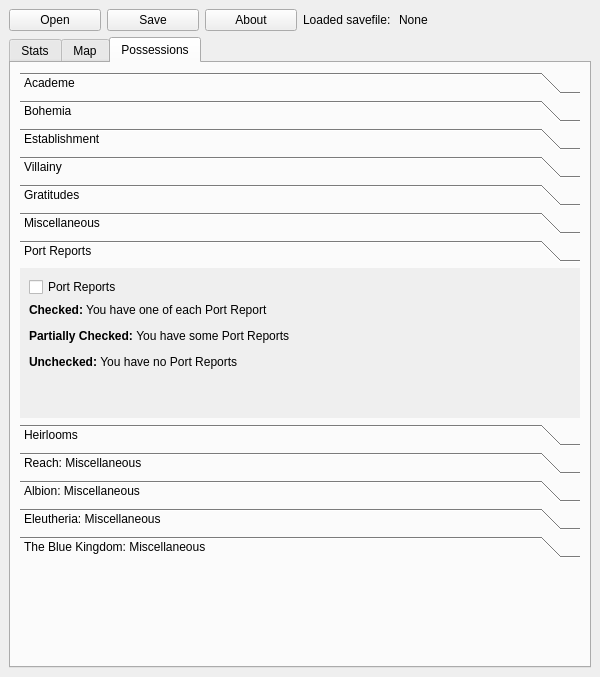
Before: the Qt Designer form Qt Designer UI/sunless_skies.ui in n0stalghia/Sunless_Skies_Save_Editor, drawn with Qt 5.
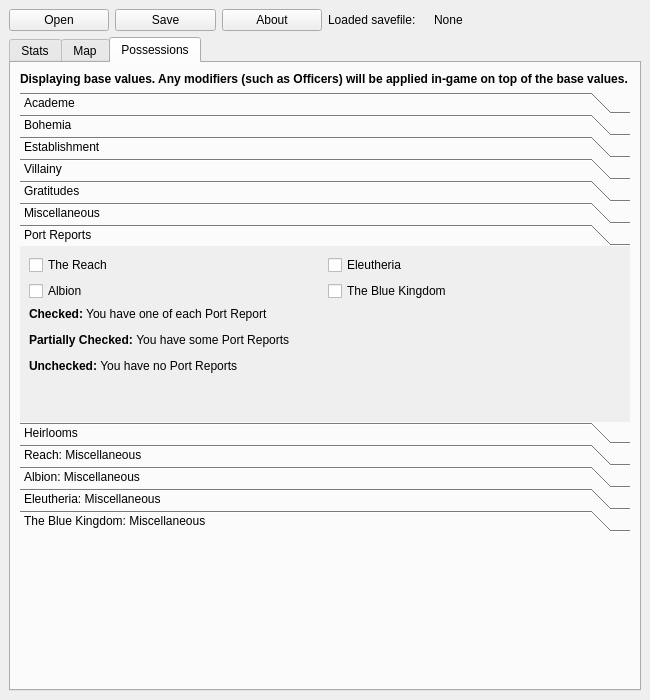
After: the same form once the commit is applied. The open tabs and pages were chosen to show the change.

Commit message: Finished implementing the Possessions Tab (Port Reports, Heirlooms) Several bugfixes for handling invalid inputs Rewritten several core functions for the Stats Tab

What changed in the file:
```diff
--- a/Qt Designer UI/sunless_skies.ui
+++ b/Qt Designer UI/sunless_skies.ui
@@ -6,13 +6,23 @@
    <rect>
     <x>0</x>
     <y>0</y>
-    <width>600</width>
-    <height>677</height>
+    <width>650</width>
+    <height>700</height>
    </rect>
   </property>
+  <property name="maximumSize">
+   <size>
+    <width>16777215</width>
+    <height>16777215</height>
+   </size>
+  </property>
   <property name="windowTitle">
    <string>Sunless Skies Save Editor</string>
   </property>
+  <property name="styleSheet">
+   <string notr="true">QLineEdit[valid=false]{color: rgb(255,0,0)}
+QLineEdit[valid=true]{color: rgb(0,0,0)}</string>
+  </property>
   <widget class="QWidget" name="centralwidget">
    <layout class="QVBoxLayout" name="verticalLayout">
     <item>
@@ -21,6 +31,9 @@
        <layout class="QHBoxLayout" name="horizontalLayout_3">
         <item>
          <widget class="QPushButton" name="pushButton_Open">
+          <property name="styleSheet">
+           <string notr="true"/>
+          </property>
           <property name="text">
            <string>Open</string>
           </property>
@@ -48,7 +61,7 @@
          <widget class="QLabel" name="label_LoadedFile">
           <property name="maximumSize">
            <size>
-            <width>90</width>
+            <width>100</width>
             <height>16777215</height>
            </size>
           </property>
@@ -783,6 +796,16 @@
        </attribute>
        <layout class="QGridLayout" name="gridLayout_4">
         <item row="0" column="0">
+         <widget class="QLabel" name="label_87">
+          <property name="text">
+           <string>&lt;html&gt;&lt;head/&gt;&lt;body&gt;&lt;p&gt;&lt;span style=&quot; font-weight:600;&quot;&gt;Displaying base values. Any modifiers (such as Officers) will be applied in-game on top of the base values.&lt;/span&gt;&lt;/p&gt;&lt;/body&gt;&lt;/html&gt;</string>
+          </property>
+          <property name="wordWrap">
+           <bool>true</bool>
+          </property>
+         </widget>
+        </item>
+        <item row="1" column="0">
          <widget class="QToolBox" name="toolBox">
           <property name="styleSheet">
            <string notr="true">QToolBox,
@@ -800,6 +823,9 @@
           <property name="currentIndex">
            <number>0</number>
           </property>
+          <property name="tabSpacing">
+           <number>0</number>
+          </property>
           <widget class="QWidget" name="page">
            <property name="geometry">
             <rect>
@@ -1293,8 +1319,8 @@
             <rect>
              <x>0</x>
              <y>0</y>
-             <width>558</width>
-             <height>150</height>
+             <width>318</width>
+             <height>155</height>
             </rect>
            </property>
            <attribute name="label">
@@ -1302,11 +1328,36 @@
            </attribute>
            <layout class="QVBoxLayout" name="verticalLayout_3">
             <item>
-             <widget class="QCheckBox" name="checkBox_Poss_Reports">
-              <property name="text">
-               <string>Port Reports</string>
-              </property>
-             </widget>
+             <layout class="QGridLayout" name="gridLayout_16">
+              <item row="1" column="0">
+               <widget class="QCheckBox" name="checkBox_Poss_Reports_Albion">
+                <property name="text">
+                 <string>Albion</string>
+                </property>
+               </widget>
+              </item>
+              <item row="0" column="0">
+               <widget class="QCheckBox" name="checkBox_Poss_Reports_Reach">
+                <property name="text">
+                 <string>The Reach</string>
+                </property>
+               </widget>
+              </item>
+              <item row="1" column="1">
+               <widget class="QCheckBox" name="checkBox_Poss_Reports_TBK">
+                <property name="text">
+                 <string>The Blue Kingdom</string>
+                </property>
+               </widget>
+              </item>
+              <item row="0" column="1">
+               <widget class="QCheckBox" name="checkBox_Poss_Reports_Eleutheria">
+                <property name="text">
+                 <string>Eleutheria</string>
+                </property>
+               </widget>
+              </item>
+             </layout>
             </item>
             <item>
              <widget class="QLabel" name="label_51">
@@ -1831,7 +1882,7 @@
           </widget>
          </widget>
         </item>
-        <item row="1" column="0">
+        <item row="2" column="0">
          <spacer name="verticalSpacer_3">
           <property name="orientation">
            <enum>Qt::Vertical</enum>
```
Left out of the diff: 168 changed lines with no effect on the pictures. The commit also changes 6 other files.
